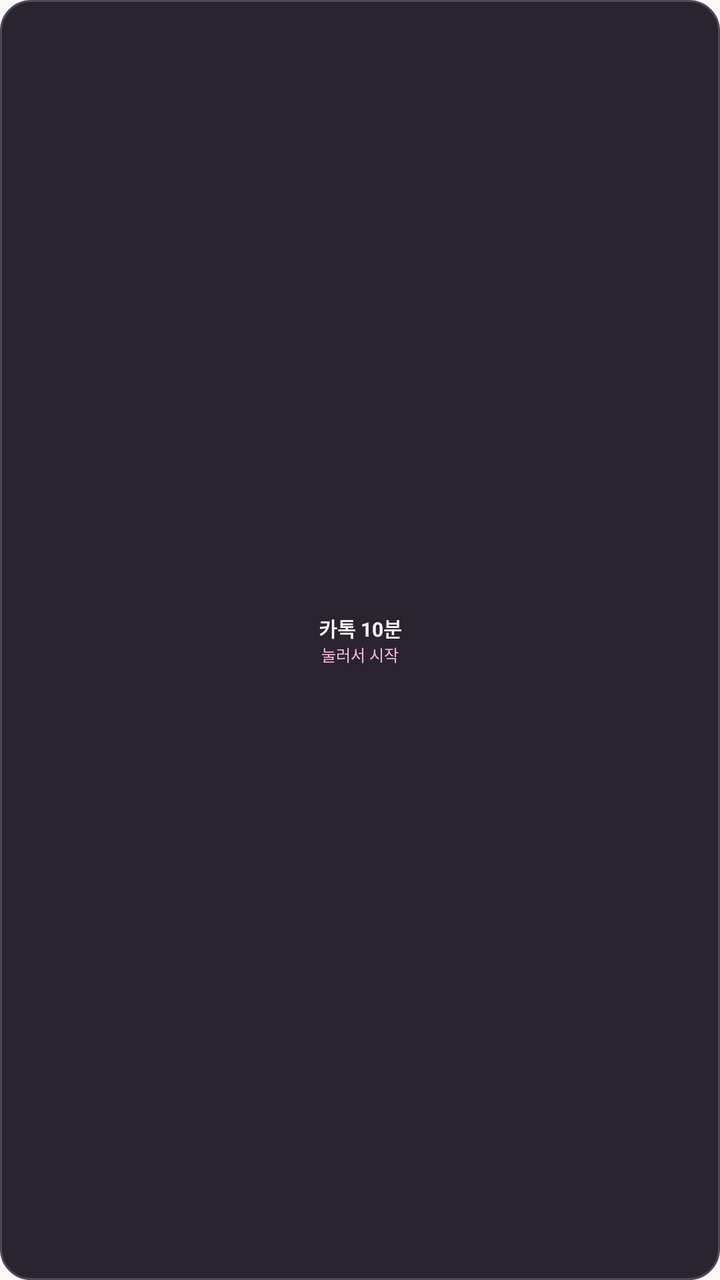
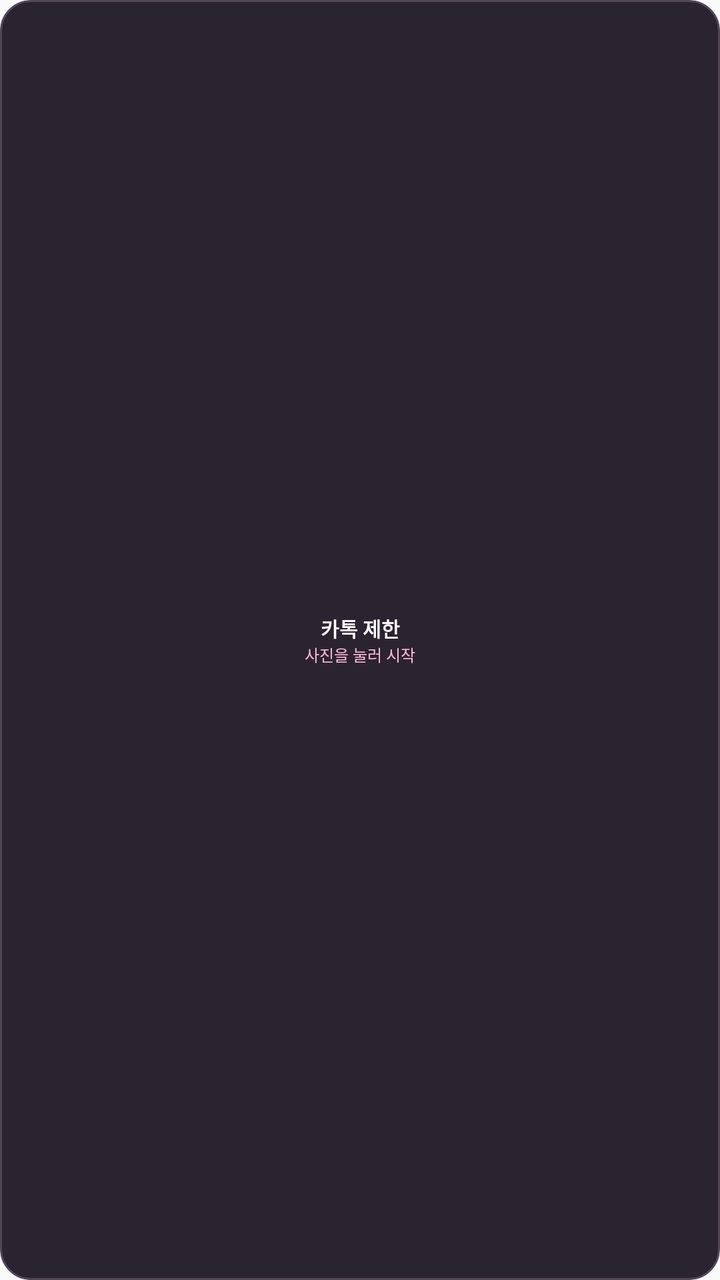

An Android layout rendered at two revisions. The XML below is the earlier revision; the diff shows what the commit changed to produce the second picture.
<!-- AndroidManifest.xml: application theme android:Theme.Material.Light.NoActionBar -->
<!-- res/layout/widget_pause.xml -->
<?xml version="1.0" encoding="utf-8"?>
<LinearLayout xmlns:android="http://schemas.android.com/apk/res/android"
    android:id="@+id/pause_root"
    android:layout_width="match_parent"
    android:layout_height="match_parent"
    android:orientation="vertical"
    android:gravity="center"
    android:padding="4dp"
    android:background="@drawable/widget_bg">
    <TextView android:id="@+id/pause_title"
        android:layout_width="match_parent" android:layout_height="wrap_content"
        android:gravity="center" android:singleLine="true"
        android:ellipsize="end" android:includeFontPadding="false"
        android:text="카톡 10분" android:textColor="#FFF5F7"
        android:textSize="10sp" android:textStyle="bold" />
    <Chronometer android:id="@+id/pause_countdown"
        android:layout_width="match_parent" android:layout_height="wrap_content"
        android:gravity="center" android:includeFontPadding="false"
        android:visibility="gone"
        android:textColor="#FFB6DC" android:textStyle="bold"
        android:textSize="15sp" />
    <TextView android:id="@+id/pause_hint"
        android:layout_width="match_parent" android:layout_height="wrap_content"
        android:gravity="center" android:singleLine="true"
        android:ellipsize="end" android:includeFontPadding="false"
        android:text="눌러서 시작" android:textColor="#FFB6DC"
        android:textSize="8sp" />
</LinearLayout>
<!-- resources referenced by this layout -->
<resources>
  <!-- drawable widget_bg (drawable) -->
  <?xml version="1.0" encoding="utf-8"?>
  <shape xmlns:android="http://schemas.android.com/apk/res/android">
      <solid android:color="#29242F"/>
      <corners android:radius="15dp"/>
      <stroke android:width="1dp" android:color="#524658"/>
  </shape>
</resources>

<!-- the commit's change to res/layout/widget_pause.xml (unified diff, before → after) -->
@@ -1,28 +1,29 @@
 <?xml version="1.0" encoding="utf-8"?>
-<LinearLayout xmlns:android="http://schemas.android.com/apk/res/android"
+<FrameLayout xmlns:android="http://schemas.android.com/apk/res/android"
     android:id="@+id/pause_root"
-    android:layout_width="match_parent"
-    android:layout_height="match_parent"
-    android:orientation="vertical"
-    android:gravity="center"
-    android:padding="4dp"
-    android:background="@drawable/widget_bg">
-    <TextView android:id="@+id/pause_title"
-        android:layout_width="match_parent" android:layout_height="wrap_content"
-        android:gravity="center" android:singleLine="true"
-        android:ellipsize="end" android:includeFontPadding="false"
-        android:text="카톡 10분" android:textColor="#FFF5F7"
-        android:textSize="10sp" android:textStyle="bold" />
-    <Chronometer android:id="@+id/pause_countdown"
-        android:layout_width="match_parent" android:layout_height="wrap_content"
-        android:gravity="center" android:includeFontPadding="false"
-        android:visibility="gone"
-        android:textColor="#FFB6DC" android:textStyle="bold"
-        android:textSize="15sp" />
-    <TextView android:id="@+id/pause_hint"
-        android:layout_width="match_parent" android:layout_height="wrap_content"
-        android:gravity="center" android:singleLine="true"
-        android:ellipsize="end" android:includeFontPadding="false"
-        android:text="눌러서 시작" android:textColor="#FFB6DC"
-        android:textSize="8sp" />
-</LinearLayout>
+    android:layout_width="match_parent" android:layout_height="match_parent"
+    android:background="@drawable/widget_bg" android:clipToOutline="true">
+    <ImageView android:id="@+id/pause_photo" android:layout_width="match_parent"
+        android:layout_height="match_parent" android:scaleType="centerCrop"
+        android:contentDescription="@string/pause_photo_description"
+        android:visibility="gone" />
+    <LinearLayout android:id="@+id/pause_text_panel"
+        android:layout_width="match_parent" android:layout_height="match_parent"
+        android:gravity="center" android:orientation="vertical" android:padding="3dp">
+        <TextView android:id="@+id/pause_title"
+            android:layout_width="match_parent" android:layout_height="wrap_content"
+            android:gravity="center" android:singleLine="true"
+            android:includeFontPadding="false" android:text="카톡 제한"
+            android:textSize="10sp" android:textColor="#FFFFFF" android:textStyle="bold" />
+        <Chronometer android:id="@+id/pause_countdown"
+            android:layout_width="match_parent" android:layout_height="wrap_content"
+            android:gravity="center" android:includeFontPadding="false"
+            android:visibility="gone" android:textColor="#FFB6DC"
+            android:textStyle="bold" android:textSize="14sp" />
+        <TextView android:id="@+id/pause_hint"
+            android:layout_width="match_parent" android:layout_height="wrap_content"
+            android:gravity="center" android:singleLine="true"
+            android:includeFontPadding="false" android:text="사진을 눌러 시작"
+            android:textSize="8sp" android:textColor="#FFB6DC" />
+    </LinearLayout>
+</FrameLayout>
